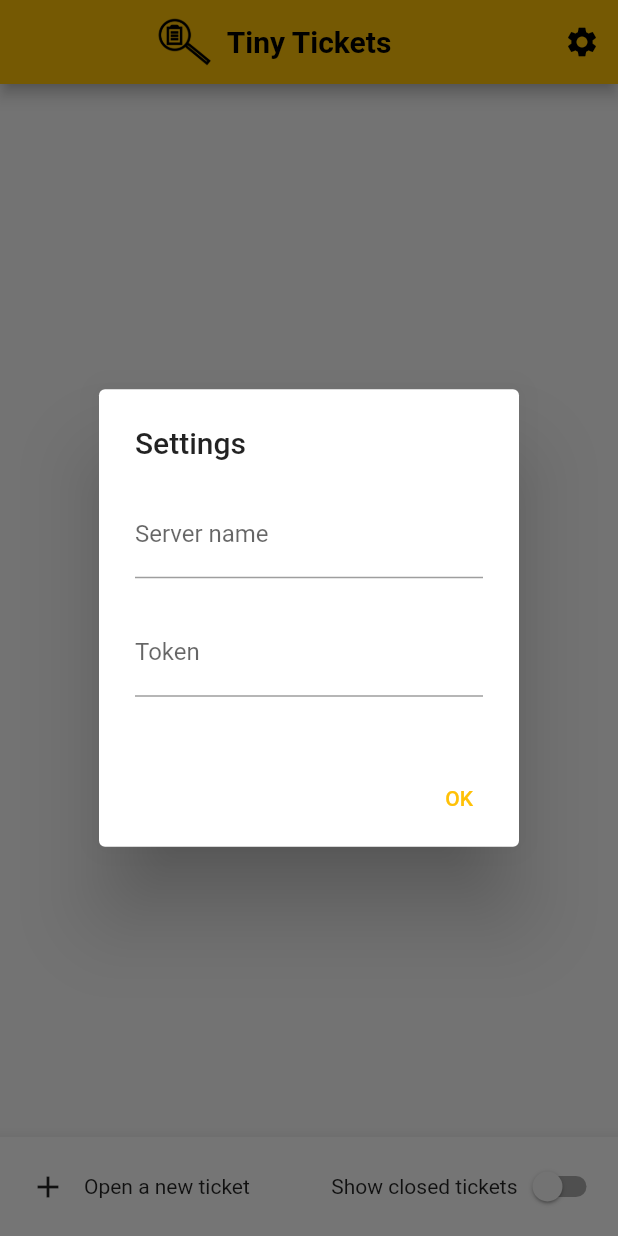
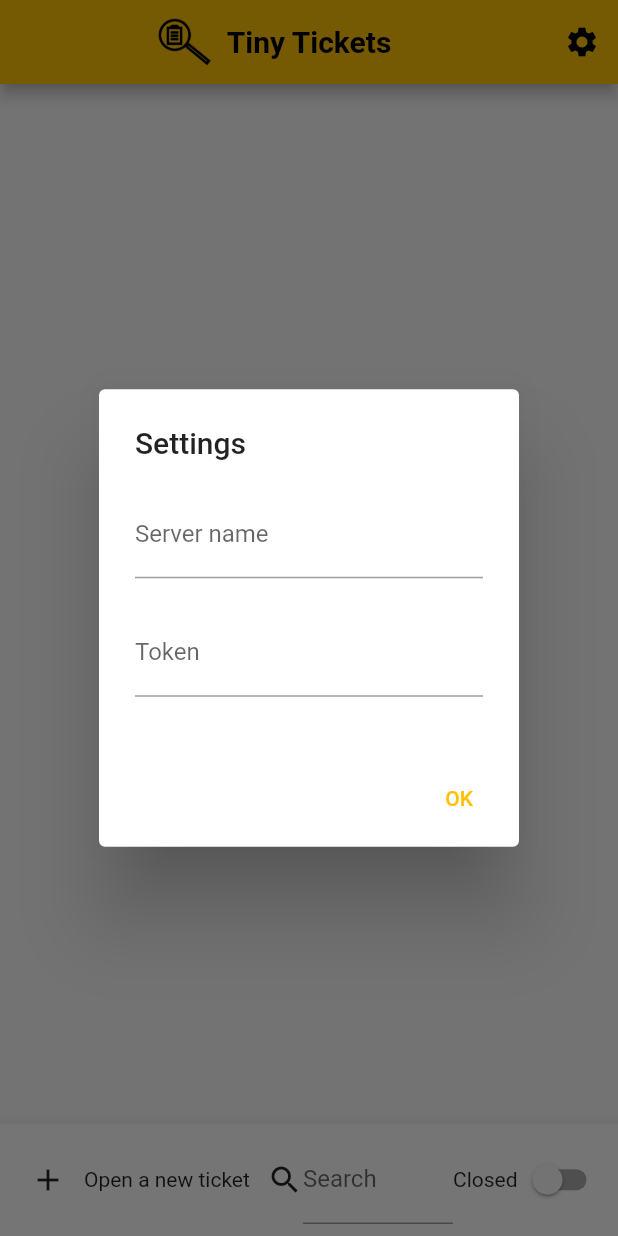
Before and after one commit to nicolaspernoud/tinytickets, a Flutter app: the screen it shows after launch, on a phone screen of 412 x 824 dp. Run offline on Flutter 3.47's test engine with Material 2 defaults, Android fonts, the phone set to English and light mode, and no system bars; our stand-ins replace equatable, image_picker, shared_preferences; network calls fail.

Commit message:
feat: added search field for tickets

```diff
--- a/frontend/lib/components/tickets.dart
+++ b/frontend/lib/components/tickets.dart
@@ -26,6 +26,7 @@ class _TicketsState extends State<Tickets> {
   late Future<List<Ticket>> tickets;
   late Future<String> app_title;
   bool _showClosed = false;
+  String _titleFilter = "";
 
   @override
   void initState() {
@@ -142,8 +143,11 @@ class _TicketsState extends State<Tickets> {
                   builder: (context, snapshot) {
                     Widget child;
                     if (snapshot.hasData) {
-                      var ts = snapshot.data!
-                          .where((t) => !t.is_closed || _showClosed);
+                      var ts = snapshot.data!.where((t) =>
+                          (!t.is_closed || _showClosed) &&
+                          t.title
+                              .toLowerCase()
+                              .contains(_titleFilter.toLowerCase()));
                       child = RefreshIndicator(
                         color: Colors.amberAccent,
                         onRefresh: () {
@@ -225,6 +229,20 @@ class _TicketsState extends State<Tickets> {
               Row(
                 mainAxisSize: MainAxisSize.min,
                 children: <Widget>[
+                  const Icon(Icons.search),
+                  SizedBox(
+                    width: 100,
+                    child: TextFormField(
+                        key: Key(_titleFilter),
+                        initialValue: _titleFilter,
+                        decoration: InputDecoration(
+                            labelText:
+                                MyLocalizations.of(context)!.tr("search")),
+                        onFieldSubmitted: (value) {
+                          _titleFilter = value;
+                          setState(() {});
+                        }),
+                  ),
                   Text(MyLocalizations.of(context)!.tr("show_closed")),
                   Switch(
                     onChanged: (bool val) {
--- a/frontend/lib/i18n.dart
+++ b/frontend/lib/i18n.dart
@@ -34,13 +34,14 @@ class MyLocalizations {
       'hostname': 'Server name',
       'new_asset': 'New asset',
       'new_comment': 'New comment',
-      'new_ticket': 'New ticket',
+      'new_ticket': 'New',
       'no_assets': 'No assets',
       'please_enter_some_text': 'Please enter some text',
       'please_enter_valid_email': 'Please enter a valid email address',
       'please_enter_valid_phone_number': 'Please enter a valid phone number',
       'settings': 'Settings',
-      'show_closed': 'Show closed tickets',
+      'search': 'Search',
+      'show_closed': 'Closed',
       'submit': 'SUBMIT',
       'ticket_created': 'Ticket created or altered successfully.',
       'ticket_deleted': 'Ticket deleted successfully.',
@@ -58,7 +59,7 @@ class MyLocalizations {
       'comment_created': 'Commentaire créé ou modifié avec succès.',
       'comment_deleted': 'Commentaire supprimé avec succès.',
       'content': 'Contenu',
-      'create_ticket': 'Nouveau ticket',
+      'create_ticket': 'Nouveau',
       'creator': 'Auteur',
       'creator_mail': 'Courriel',
       'creator_phone': 'Téléphone',
@@ -76,7 +77,8 @@ class MyLocalizations {
       'please_enter_valid_phone_number':
           'Veuillez entrer un numéro de téléphone valide',
       'settings': 'Paramètres',
-      'show_closed': 'Tickets fermés',
+      'search': 'Rechercher',
+      'show_closed': 'Fermés',
       'submit': 'VALIDER',
       'ticket_created': 'Ticket créé ou modifié avec succès.',
       'ticket_deleted': 'Ticket supprimé avec succès.',
```
